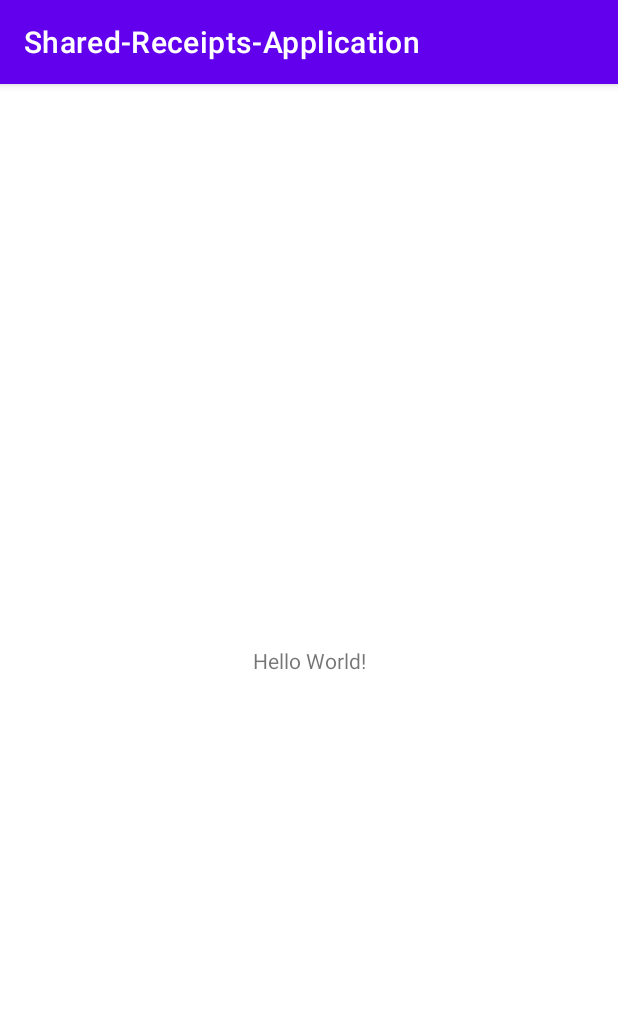
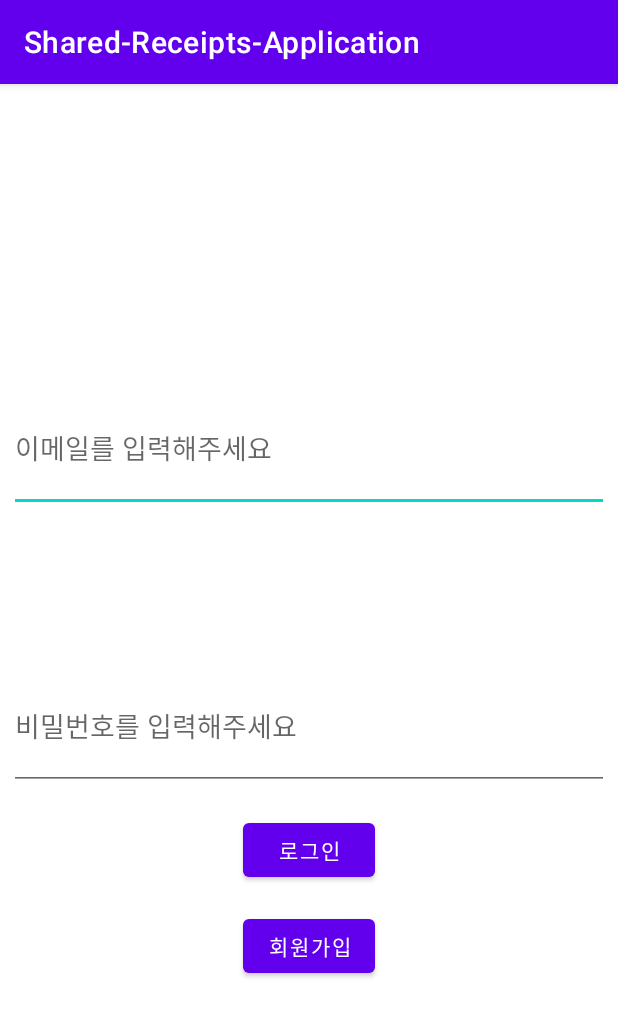
Before and after one commit to CODE-U-S/Shared_Receipts, an Android app: the screen it shows after launch (MainActivity before the commit, LoginActivity after it), on a phone screen of 412 x 824 dp. Shown: the top 1017 px of the screen. Run offline under Robolectric (Android 15) with nearby library versions, the phone set to English and light mode, and no system bars; our stand-ins replace Firebase (no records; nobody signed in at launch, a user with empty details on screens opened directly).

Commit message:
✨ 로그인, 회원가입 기능 구현

```diff
--- a/app/build.gradle
+++ b/app/build.gradle
@@ -31,6 +31,9 @@ android {
     kotlinOptions {
         jvmTarget = '1.8'
     }
+    buildFeatures {
+        viewBinding true
+    }
 
 }
 
@@ -41,6 +44,9 @@ dependencies {
     implementation 'androidx.constraintlayout:constraintlayout:2.1.4'
     implementation 'com.google.firebase:firebase-auth-ktx:22.1.1'
     implementation 'com.google.firebase:firebase-database-ktx:20.2.2'
+    implementation 'androidx.annotation:annotation:1.6.0'
+    implementation 'androidx.lifecycle:lifecycle-livedata-ktx:2.6.1'
+    implementation 'androidx.lifecycle:lifecycle-viewmodel-ktx:2.6.1'
     testImplementation 'junit:junit:4.13.2'
     androidTestImplementation 'androidx.test.ext:junit:1.1.5'
     androidTestImplementation 'androidx.test.espresso:espresso-core:3.5.1'
--- /dev/null
+++ b/app/src/main/java/com/example/shared_receipts_application/LoginActivity.kt
@@ -0,0 +1,52 @@
+package com.example.shared_receipts_application
+
+import android.content.Intent
+import androidx.appcompat.app.AppCompatActivity
+import android.os.Bundle
+import android.widget.Button
+import android.widget.EditText
+import android.widget.Toast
+import com.google.firebase.auth.FirebaseAuth
+
+class LoginActivity : AppCompatActivity() {
+    private lateinit var mFirebaseAuth: FirebaseAuth // 파이어 베이스 인증
+    private lateinit var mEtEmail: EditText
+    private lateinit var mEtPwd: EditText
+    private lateinit var mBtnRegister: Button
+    private lateinit var mBtnLogin: Button
+
+    override fun onCreate(savedInstanceState: Bundle?) {
+        super.onCreate(savedInstanceState)
+        setContentView(R.layout.activity_login)
+
+        mFirebaseAuth = FirebaseAuth.getInstance()
+
+        mEtEmail = findViewById(R.id.et_email)
+        mEtPwd = findViewById(R.id.et_pwd)
+        mBtnRegister = findViewById(R.id.btn_register)
+        mBtnLogin = findViewById(R.id.btn_login)
+
+        mBtnLogin.setOnClickListener {
+            // 로그인 체크
+            val strEmail = mEtEmail.text.toString().trim()
+            val strPwd = mEtPwd.text.toString().trim()
+
+            mFirebaseAuth.signInWithEmailAndPassword(strEmail, strPwd)
+                .addOnCompleteListener(this@LoginActivity) { task ->
+                    if (task.isSuccessful) {
+                        // 로그인 성공
+                        val intent = Intent(this@LoginActivity, MainActivity::class.java)
+                        startActivity(intent)
+                        finish()
+                    } else {
+                        Toast.makeText(this@LoginActivity, "로그인 실패", Toast.LENGTH_SHORT).show()
+                    }
+                }
+        }
+
+        mBtnRegister.setOnClickListener {
+            val intent = Intent(this@LoginActivity, RegisterActivity::class.java)
+            startActivity(intent)
+        }
+    }
+}
--- /dev/null
+++ b/app/src/main/res/layout/activity_login.xml
@@ -0,0 +1,60 @@
+<?xml version="1.0" encoding="utf-8"?>
+<androidx.constraintlayout.widget.ConstraintLayout
+    xmlns:android="http://schemas.android.com/apk/res/android"
+    xmlns:app="http://schemas.android.com/apk/res-auto"
+    xmlns:tools="http://schemas.android.com/tools"
+    android:layout_width="match_parent"
+    android:layout_height="match_parent"
+    tools:context=".LoginActivity">
+
+    <EditText
+        android:id="@+id/et_email"
+        android:layout_width="400dp"
+        android:layout_height="85dp"
+        android:layout_marginTop="200dp"
+        android:ems="10"
+        android:hint="@string/email_hint"
+        android:inputType="textEmailAddress"
+        android:autofillHints="emailAddress"
+        app:layout_constraintEnd_toEndOf="parent"
+        app:layout_constraintStart_toStartOf="parent"
+        app:layout_constraintTop_toTopOf="parent" />
+
+    <EditText
+        android:id="@+id/et_pwd"
+        android:layout_width="400dp"
+        android:layout_height="85dp"
+        android:layout_marginTop="100dp"
+        android:ems="10"
+        android:hint="@string/password_hint"
+        android:inputType="textPassword"
+        android:autofillHints="password"
+        app:layout_constraintEnd_toEndOf="parent"
+        app:layout_constraintStart_toStartOf="parent"
+        app:layout_constraintTop_toBottomOf="@+id/et_email" />
+
+    <Button
+        android:id="@+id/btn_login"
+        android:layout_width="wrap_content"
+        android:layout_height="wrap_content"
+        android:text="@string/login_text"
+        app:layout_constraintTop_toBottomOf="@+id/et_pwd"
+        app:layout_constraintStart_toStartOf="parent"
+        app:layout_constraintEnd_toEndOf="parent"
+        android:layout_marginTop="16dp"
+        android:layout_marginStart="32dp"
+        android:layout_marginEnd="32dp" />
+
+    <Button
+        android:id="@+id/btn_register"
+        android:layout_width="wrap_content"
+        android:layout_height="wrap_content"
+        android:text="@string/register_text"
+        app:layout_constraintTop_toBottomOf="@+id/btn_login"
+        app:layout_constraintStart_toStartOf="parent"
+        app:layout_constraintEnd_toEndOf="parent"
+        android:layout_marginTop="16dp"
+        android:layout_marginStart="32dp"
+        android:layout_marginEnd="32dp" />
+
+</androidx.constraintlayout.widget.ConstraintLayout>
--- a/app/src/main/res/values/strings.xml
+++ b/app/src/main/res/values/strings.xml
@@ -1,3 +1,18 @@
 <resources>
     <string name="app_name">Shared-Receipts-Application</string>
+    <string name="title_activity_login">LoginActivity</string>
+    <string name="prompt_email">Email</string>
+    <string name="prompt_password">Password</string>
+    <string name="action_sign_in">Sign in or register</string>
+    <string name="action_sign_in_short">Sign in</string>
+    <string name="welcome">"Welcome !"</string>
+    <string name="invalid_username">Not a valid username</string>
+    <string name="invalid_password">Password must be >5 characters</string>
+    <string name="login_failed">"Login failed"</string>
+
+    <string name="email_hint">이메일를 입력해주세요</string>
+    <string name="password_hint">비밀번호를 입력해주세요</string>
+    <string name="login_text">로그인</string>
+    <string name="register_text">회원가입</string>
+    <string name="sign_up_completed">가입완료</string>
 </resources>
```
Also changed, not shown: app/src/main/AndroidManifest.xml (+8 -1 lines), app/src/main/java/com/example/shared_receipts_application/RegisterActivity.kt (added, +54 -0 lines), app/src/main/java/com/example/shared_receipts_application/UserAccount.kt (added, +9 -0 lines), app/src/main/res/layout/activity_register.xml (added, +50 -0 lines), app/src/main/res/layout/activity_user_account.xml (added, +8 -0 lines), 1 other file.
